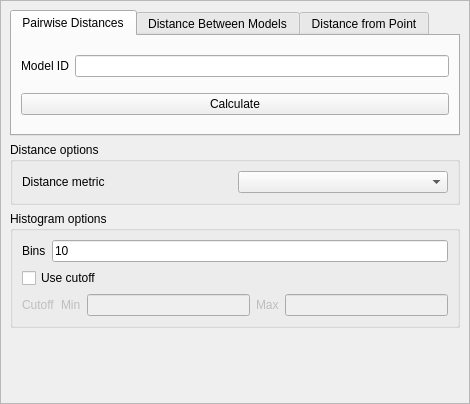
Old version of the form src/gui/distances.ui in the repository TheWizier/Genome-Tools-for-ChimeraX.
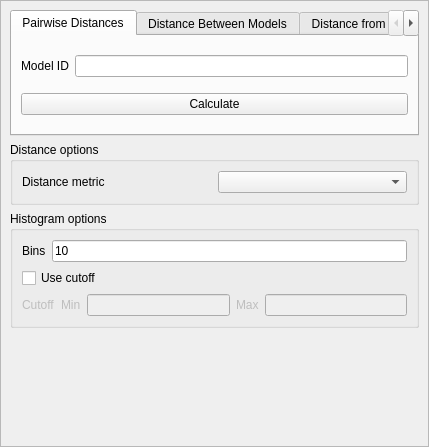
New version of the form.

Patch:
```diff
--- a/src/gui/distances.ui
+++ b/src/gui/distances.ui
@@ -6,8 +6,8 @@
    <rect>
     <x>0</x>
     <y>0</y>
-    <width>470</width>
-    <height>404</height>
+    <width>429</width>
+    <height>447</height>
    </rect>
   </property>
   <property name="windowTitle">
@@ -36,8 +36,8 @@
        <rect>
         <x>0</x>
         <y>0</y>
-        <width>468</width>
-        <height>402</height>
+        <width>427</width>
+        <height>445</height>
        </rect>
       </property>
       <layout class="QVBoxLayout" name="verticalLayout_4">
```
